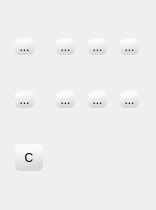
Qt form app/ui/displayoption.ui (pencil2d/pencil) before a commit.
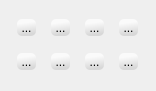
The same form after that commit. Icons and pictures are not drawn.

Commit message: Removed camera border property (each camera layer has its own visibility)

Patch:
```diff
--- a/app/ui/displayoption.ui
+++ b/app/ui/displayoption.ui
@@ -7,7 +7,7 @@
     <x>0</x>
     <y>0</y>
     <width>156</width>
-    <height>210</height>
+    <height>91</height>
    </rect>
   </property>
   <property name="windowTitle">
@@ -152,58 +152,6 @@
      </property>
     </widget>
    </item>
-   <item row="2" column="0">
-    <widget class="QToolButton" name="cameraBorderButton">
-     <property name="minimumSize">
-      <size>
-       <width>28</width>
-       <height>27</height>
-      </size>
-     </property>
-     <property name="baseSize">
-      <size>
-       <width>28</width>
-       <height>27</height>
-      </size>
-     </property>
-     <property name="toolTip">
-      <string>Camera border</string>
-     </property>
-     <property name="autoFillBackground">
-      <bool>false</bool>
-     </property>
-     <property name="styleSheet">
-      <string notr="true">QToolButton { 
-background-color: qlineargradient(spread:pad, x1:0.187818, y1:0.949, x2:0.0851364, y2:0.278, stop:0 rgba(216, 216, 216, 255), stop:1 rgba(250, 250, 250, 255));
-
-/*border:1px solid #555555;*/
-
-border-radius:5px;
-}
-
-QToolButton:pressed, QToolButton:checked { 
-background-color: qlineargradient(spread:pad, x1:0.187818, y1:0.949, x2:0.085, y2:0.0791364, stop:0 rgba(246, 252, 255, 255), stop:1 rgba(204, 217, 250, 255));
-border:1px solid #555555;
-}</string>
-     </property>
-     <property name="text">
-      <string>C</string>
-     </property>
-     <property name="icon">
-      <iconset resource="../resource/app.qrc">
-       <normaloff>:/app/icons/cameraBorder.png</normaloff>:/app/icons/cameraBorder.png</iconset>
-     </property>
-     <property name="iconSize">
-      <size>
-       <width>21</width>
-       <height>21</height>
-      </size>
-     </property>
-     <property name="checkable">
-      <bool>true</bool>
-     </property>
-    </widget>
-   </item>
    <item row="1" column="3">
     <widget class="QToolButton" name="onionBlueButton">
      <property name="maximumSize">
```
The commit also changes 5 other files.
